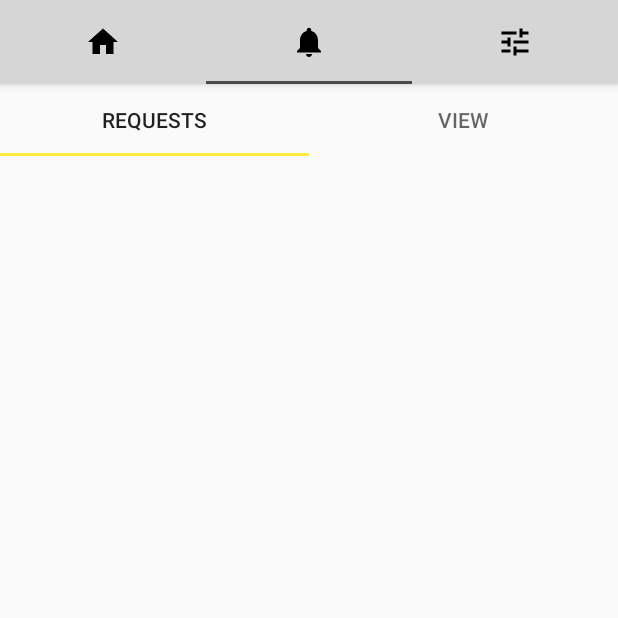
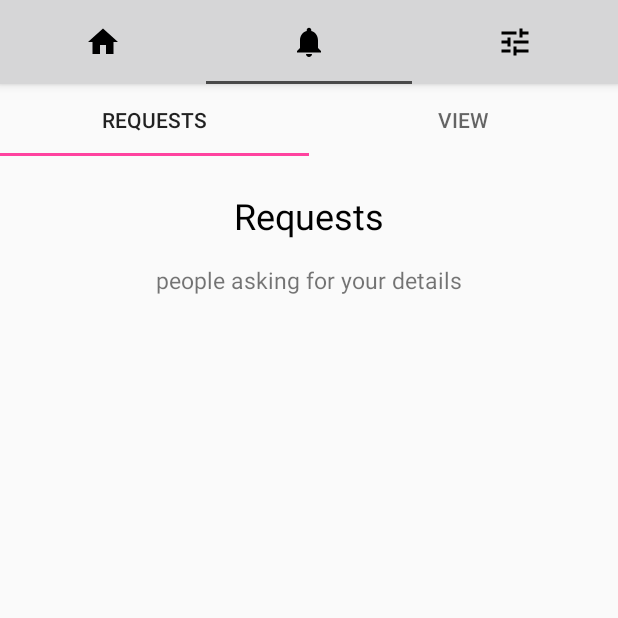
Before and after one commit to shakdwipeea/tuesday-app, an Android app: the screen it shows after launch once a user with an empty profile is signed in (HomeActivity), tab 2 chosen, on a phone screen of 412 x 824 dp, the top half of it. Run offline under Robolectric (Android 15) with nearby library versions, the phone set to English and light mode, and no system bars; our stand-ins replace Firebase (no records; nobody signed in at launch, a user with empty details on screens opened directly), data binding; libraries missing offline, so code that uses them is left out: com.afollestad.materialdialogs, com.facebook, com.facebook.login, com.jakewharton.rxbinding, com.twitter.sdk and 6 more; 30 statements that could not run were skipped.

Commit message:
add details and save only when not null fix #42 and fix #44

```diff
--- a/app/src/main/java/com/shakdwipeea/tuesday/home/notification/NotificationFragment.java
+++ b/app/src/main/java/com/shakdwipeea/tuesday/home/notification/NotificationFragment.java
@@ -75,10 +75,14 @@ public class NotificationFragment extends Fragment implements NotificationContra
                         switch (tab.getPosition()) {
                             case 0:
                                 binding.notificationList.setAdapter(requestAdapter);
+                                binding.title.setText(R.string.request_title);
+                                binding.description.setText(R.string.request_description);
                                // requestAdapter.notifyDataSetChanged();
                                 break;
                             case 1:
                                 binding.notificationList.setAdapter(grantedAdapter);
+                                binding.title.setText(R.string.view_title);
+                                binding.description.setText(R.string.view_description);
                                 //grantedAdapter.notifyDataSetChanged();
                                 break;
                         }
--- a/app/src/main/java/com/shakdwipeea/tuesday/profile/edit/EditProfilePresenter.java
+++ b/app/src/main/java/com/shakdwipeea/tuesday/profile/edit/EditProfilePresenter.java
@@ -1,4 +1,6 @@
 package com.shakdwipeea.tuesday.profile.edit;
+
+import android.text.TextUtils;
 
 import com.google.firebase.auth.FirebaseAuth;
 import com.google.firebase.auth.FirebaseUser;
@@ -93,6 +95,11 @@ public class EditProfilePresenter implements EditProfileContract.Presenter,
 
     @Override
     public void saveDetails(Provider provider) {
+        if (TextUtils.isEmpty(provider.providerDetails.getUsername()) &&
+                TextUtils.isEmpty(provider.providerDetails.getPhoneNumber())) {
+            return;
+        }
+
         userService.saveProvider(provider);
     }
 
--- a/app/src/main/res/layout/fragment_notification.xml
+++ b/app/src/main/res/layout/fragment_notification.xml
@@ -4,8 +4,8 @@
     <LinearLayout
          android:layout_width="match_parent"
          android:layout_height="wrap_content"
-         android:orientation="vertical"
          android:layout_marginTop="@dimen/app_bar_height"
+        android:orientation="vertical"
          tools:context="com.shakdwipeea.tuesday.home.notification.NotificationFragment">
 
         <android.support.design.widget.TabLayout
@@ -15,24 +15,44 @@
 
             <android.support.design.widget.TabItem
                 android:id="@+id/notification_request"
-                android:text="Requests"
                 android:layout_width="wrap_content"
-                android:layout_height="wrap_content"/>
+                android:layout_height="wrap_content"
+                android:text="Requests" />
 
             <android.support.design.widget.TabItem
                 android:id="@+id/notification_view"
-                android:text="View"
                 android:layout_width="wrap_content"
-                android:layout_height="wrap_content"/>
+                android:layout_height="wrap_content"
+                android:text="View" />
 
         </android.support.design.widget.TabLayout>
 
+        <TextView
+            android:id="@+id/title"
+            android:layout_width="wrap_content"
+            android:layout_height="wrap_content"
+            android:layout_gravity="center_horizontal"
+            android:layout_marginTop="15dp"
+            android:padding="8dp"
+            android:text="@string/request_title"
+            android:textColor="@color/black"
+            android:textSize="24sp" />
+
+        <TextView
+            android:id="@+id/description"
+            android:layout_width="wrap_content"
+            android:layout_height="wrap_content"
+            android:layout_gravity="center_horizontal"
+            android:padding="8dp"
+            android:text="@string/request_description"
+            android:textSize="15sp" />
+
         <android.support.v7.widget.RecyclerView
-            android:layout_marginTop="15dp"
             android:id="@+id/notification_list"
-            android:scrollbars="vertical"
             android:layout_width="match_parent"
-            android:layout_height="wrap_content"/>
+            android:layout_height="wrap_content"
+            android:layout_marginTop="18dp"
+            android:scrollbars="vertical" />
 
     </LinearLayout>
 </layout>
--- a/app/src/main/res/values/colors.xml
+++ b/app/src/main/res/values/colors.xml
@@ -2,10 +2,11 @@
 <resources>
     <color name="colorPrimary">#00BCD4</color>
     <color name="colorPrimaryDark">#0097A7</color>
-    <color name="colorAccent">#FFEB3B</color>
+    <color name="colorAccent">#ff439f</color>
     <color name="colorAcc">#ff439f</color>
     <color name="torquoise_blue">#00bbd3</color>
     <color name="TransparentGrey">#7F000000</color>
     <color name="tintBackground">#7cacfc</color>
     <color name="black">#000</color>
+    <!--#FFEB3B-->
 </resources>
--- a/app/src/main/res/values/strings.xml
+++ b/app/src/main/res/values/strings.xml
@@ -140,4 +140,8 @@
     <string name="add_social">Add social account</string>
     <string name="select_provider_label">Select a provider</string>
     <string name="choose">Choose</string>
+    <string name="request_title">Requests</string>
+    <string name="request_description">people asking for your details</string>
+    <string name="view_title">View</string>
+    <string name="view_description">details that you had asked for</string>
 </resources>
```
